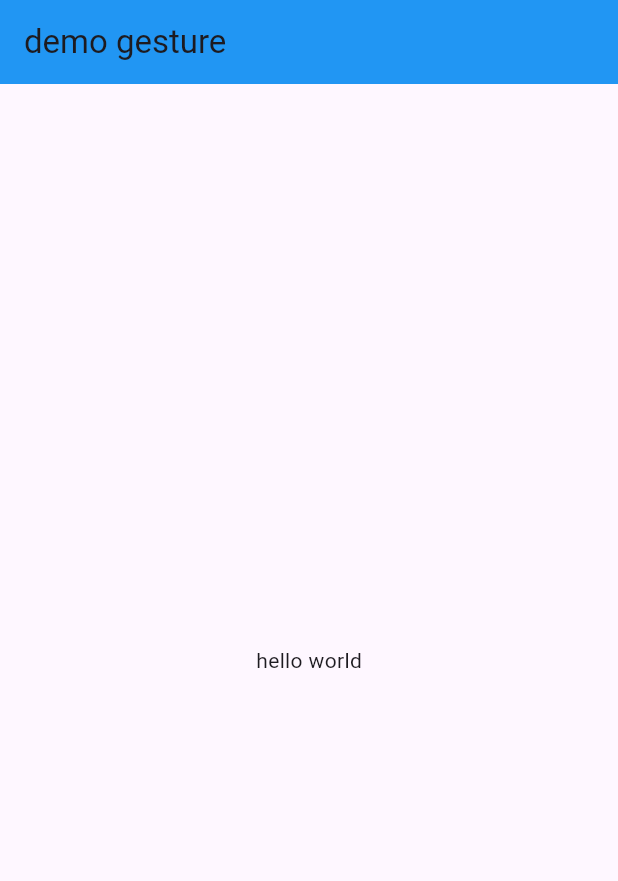
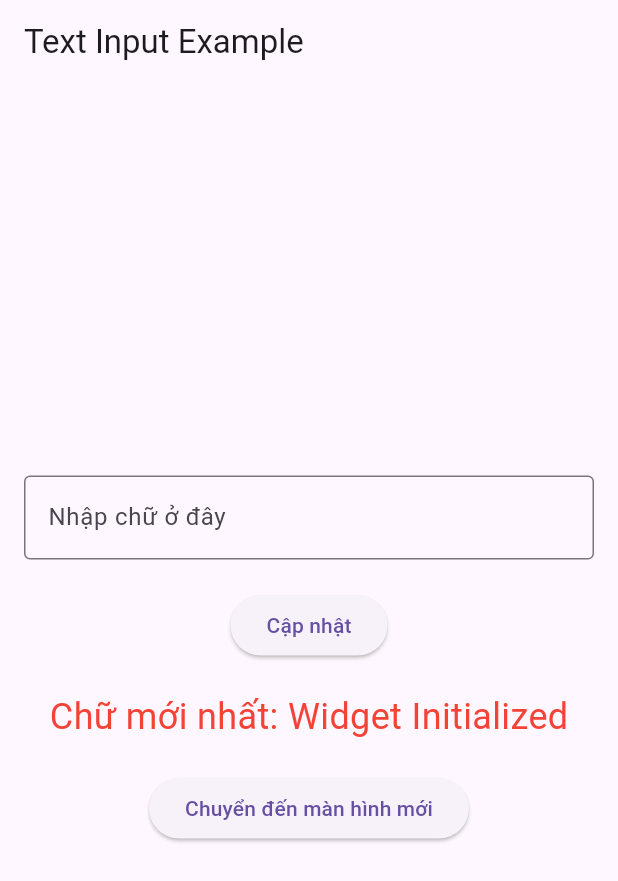
Before and after one commit to HaVinNNguyendev03/hocflutter, a Flutter app: the screen it shows after launch, on a phone screen of 412 x 824 dp. Shown: the top 881 px of the screen. Run offline on Flutter 3.47's test engine with Material 3 defaults, Android fonts, the phone set to English and light mode, and no system bars.

Commit message:
ví dụ về lifecycle và state widget

```diff
--- /dev/null
+++ b/lib/lifecycletextbox.dart
@@ -0,0 +1,133 @@
+import 'package:flutter/material.dart';
+class TextInputDemo extends StatefulWidget {
+  const TextInputDemo({super.key});
+
+  @override
+  _TextInputDemoState createState() => _TextInputDemoState();
+}
+
+class _TextInputDemoState extends State<TextInputDemo> {
+  final TextEditingController _controller = TextEditingController();
+  String latestInput = "Widget Initialized"; // Đặt giá trị khởi tạo
+
+  @override
+  void initState() {
+    super.initState();
+    print("initState: Widget được khởi tạo");
+    // Giá trị khởi tạo sẽ hiển thị khi widget được khởi động
+  }
+
+  @override
+  void didChangeDependencies() {
+    super.didChangeDependencies();
+    print("didChangeDependencies: Thay đổi dependencies đã xảy ra");
+  }
+
+  void _updateInput() {
+    setState(() {
+      latestInput = _controller.text; // Cập nhật chữ mới nhất
+    });
+    _controller.clear(); // Xóa nội dung trong TextField
+  }
+
+  @override
+  void dispose() {
+    _controller.dispose(); // Giải phóng tài nguyên của controller
+    print("dispose: Widget bị hủy");
+    super.dispose();
+  }
+
+  @override
+  Widget build(BuildContext context) {
+    return Scaffold(
+      appBar: AppBar(
+        title: const Text('Text Input Example'),
+      ),
+      body: Padding(
+        padding: const EdgeInsets.all(16.0),
+        child: Column(
+          mainAxisAlignment: MainAxisAlignment.center,
+          children: [
+            TextField(
+              controller: _controller,
+              decoration: const InputDecoration(
+                border: OutlineInputBorder(),
+                labelText: 'Nhập chữ ở đây',
+              ),
+              onSubmitted: (value) {
+                _updateInput(); // Gọi cập nhật khi nhấn Enter
+              },
+            ),
+            const SizedBox(height: 20),
+            ElevatedButton(
+              onPressed: _updateInput, // Gọi cập nhật khi nhấn nút
+              child: const Text("Cập nhật"),
+            ),
+            const SizedBox(height: 20),
+            // Hiển thị chữ mới nhất
+            LatestInputDisplay(latestInput: latestInput),
+            const SizedBox(height: 20),
+            ElevatedButton(
+              onPressed: () {
+                Navigator.pushReplacement(context,
+                MaterialPageRoute(builder: (context) => SecondScreen()),
+                );
+              },
+              child: const Text("Chuyển đến màn hình mới"),
+            ),
+          ],
+        ),
+      ),
+    );
+  }
+}
+
+// Widget hiển thị chữ mới nhất
+class LatestInputDisplay extends StatefulWidget {
+  final String latestInput;
+
+  const LatestInputDisplay({super.key, required this.latestInput});
+
+  @override
+  _LatestInputDisplayState createState() => _LatestInputDisplayState();
+}
+
+class _LatestInputDisplayState extends State<LatestInputDisplay> {
+  @override
+  void didUpdateWidget(covariant LatestInputDisplay oldWidget) {
+    super.didUpdateWidget(oldWidget);
+    // Gọi setState nếu dữ liệu mới khác với dữ liệu cũ
+    if (oldWidget.latestInput != widget.latestInput) {
+      print("\x1B[31m" + "didUpdateWidget: Chữ mới nhất đã được cập nhật: ${widget.latestInput}" + "\x1B[0m");
+    }
+  }
+
+  @override
+  Widget build(BuildContext context) {
+    return Text(
+      'Chữ mới nhất: ${widget.latestInput}', // Hiển thị chữ mới nhất
+      style: const TextStyle(fontSize: 24, color: Colors.red), // Chữ màu đỏ
+    );
+  }
+}
+// Màn hình thứ hai
+class SecondScreen extends StatelessWidget {
+  const SecondScreen({super.key});
+
+  @override
+  Widget build(BuildContext context) {
+    return Scaffold(
+      appBar: AppBar(
+        title: const Text('Màn hình thứ hai'),
+      ),
+      body: Center(
+        child: ElevatedButton(
+          onPressed: () {
+            Navigator.pop(context); // Quay lại màn hình trước
+          },
+          child: const Text("Quay lại"),
+        ),
+      ),
+    );
+  }
+}
--- a/lib/main.dart
+++ b/lib/main.dart
@@ -3,6 +3,10 @@ import 'package:hocflutter/demo.dart';
 import 'package:hocflutter/stack.dart';
 import 'package:hocflutter/layout.dart';
 import 'package:hocflutter/gesture.dart';
+import 'package:hocflutter/count.dart';
+import 'package:hocflutter/buildcontext.dart';
+import 'package:hocflutter/inheritedwidgetdemo.dart';
+import 'package:hocflutter/lifecycletextbox.dart';
 void main() {
   runApp(const MyApp());
 }
@@ -14,14 +18,18 @@ class MyApp extends StatelessWidget {  // như đã nói widget cũng là một
   Widget build(BuildContext context) { //build là phuong thuc cua lớp cha
     return MaterialApp( // đây là root app,nó cung cấp nhiều thuộc tính như theme, title,...
       title: 'Flutter Demo', // đây là thuộc tính trong MaterialApp.
-      theme: ThemeData(  // giống như title nhưng kiểu trả về nó khác với title,kiểu trả về là một đối tượng ThemeData
-        colorScheme: ColorScheme.fromSeed(seedColor: Colors.deepPurple), // đây là thuộc tính trong ThemeData
-        useMaterial3: true, // đây là thuộc tính trong ThemeData
+        theme: ThemeData(  // giống như title nhưng kiểu trả về nó khác với title,kiểu trả về là một đối tượng ThemeData
+          primarySwatch: Colors.blue,
+          textTheme: TextTheme(
+            headlineLarge: TextStyle(fontSize: 24, fontWeight: FontWeight.bold, color: const Color.fromARGB(255, 255, 0, 0)),
+          bodyMedium: TextStyle(fontSize: 16, color: Colors.grey[600]), // Ví dụ cho kiểu chữ body
+        ), // đây là thuộc tính trong ThemeData // đây là thuộc tính trong ThemeData
       ),
-      home: GestureDemo(title: "demo gesture",), //home có kiểu dữ liệu là widget nên chúng ta sẽ truyền widget để sử dụng.
-    );
+      home: TextInputDemo(),
+     ); //home có kiểu dữ liệu là widget nên chúng ta sẽ truyền widget để sử dụng.
   }
 }
+
 
 class MyHomePage extends StatefulWidget {
   const MyHomePage({super.key, required this.title});
```
Also changed, not shown: lib/inheritedwidgetdemo.dart (added, +26 -0 lines).
